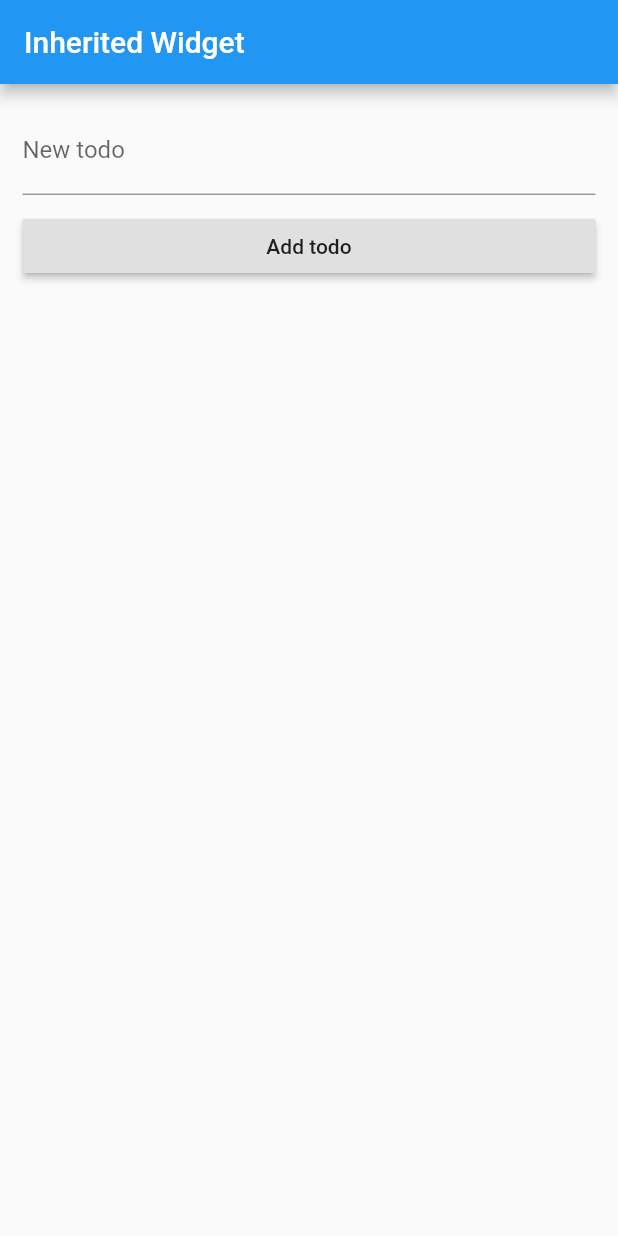
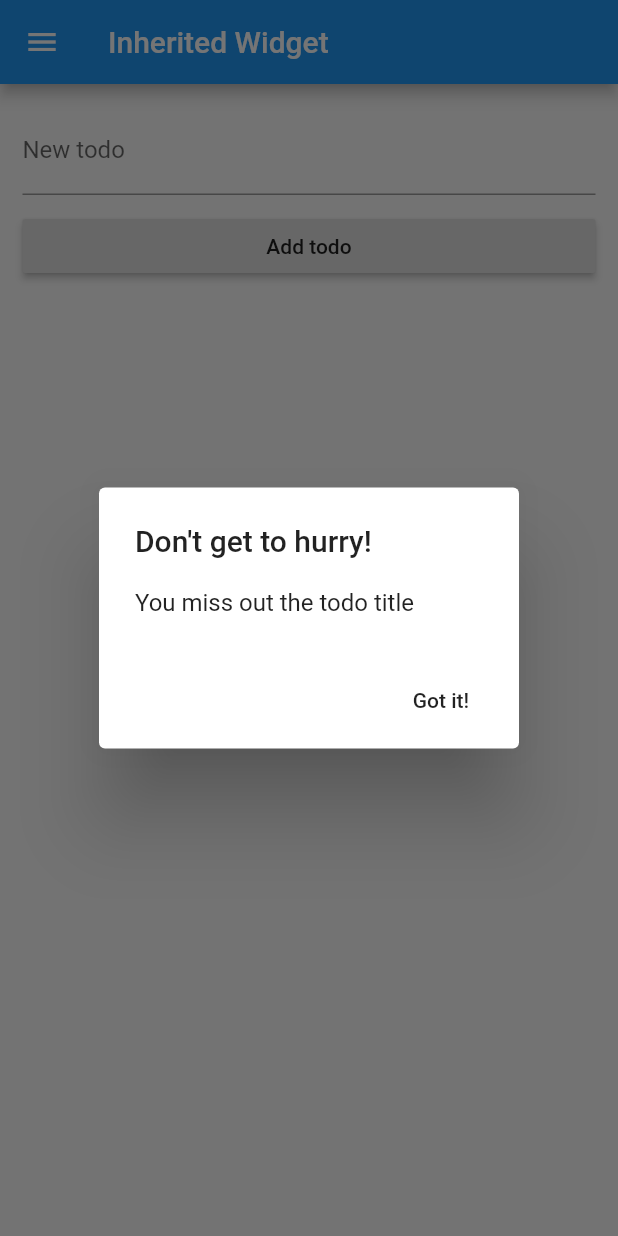
Before and after one commit to rahmanfadhil/flutter_rxjs_demo, a Flutter app: the screen it shows after launch, after a tap on "Add todo", on a phone screen of 412 x 824 dp. Run offline on Flutter 3.47's test engine with Material 2 defaults, Android fonts, the phone set to English and light mode, and no system bars; our stand-ins replace rxdart.

```diff
--- a/lib/main.dart
+++ b/lib/main.dart
@@ -1,7 +1,7 @@
 import 'package:flutter/material.dart';
 
 import './services/main.dart';
-import './counter_manager.dart';
+// import './counter_manager.dart';
 import './todos_manager.dart';
 
 void main() => runApp(MyApp());
@@ -11,6 +11,41 @@ class MyApp extends StatelessWidget {
   Widget build(BuildContext context) {
     return MaterialApp(
       home: Scaffold(
+        drawer: Drawer(
+          child: ListView(
+            padding: EdgeInsets.zero,
+            children: <Widget>[
+              UserAccountsDrawerHeader(
+                currentAccountPicture: CircleAvatar(
+                  backgroundColor: Colors.red,
+                ),
+                accountName: Text('Rahman Fadhil'),
+                accountEmail: Text('rhmnfadhil@gmail.com'),
+              ),
+              ListTile(
+                trailing: Icon(Icons.list),
+                title: Text('Manage Todos'),
+                onTap: () {},
+              ),
+              ListTile(
+                trailing: Icon(Icons.account_circle),
+                title: Text('My Account'),
+                onTap: () {},
+              ),
+              ListTile(
+                trailing: Icon(Icons.settings),
+                title: Text('Preferences'),
+                onTap: () {},
+              ),
+              Divider(),
+              ListTile(
+                trailing: Icon(Icons.lock_outline),
+                title: Text('Hello world'),
+                onTap: () {},
+              )
+            ],
+          ),
+        ),
         appBar: AppBar(
           title: Text('Inherited Widget'),
         ),
--- a/lib/todos_manager.dart
+++ b/lib/todos_manager.dart
@@ -12,6 +12,7 @@ class TodosManager extends StatefulWidget {
 
 class _TodosManager extends State<TodosManager> {
   final TextEditingController _todosInputController = TextEditingController();
+  final FocusNode _todosInputFocusNode = FocusNode();
 
   @override
   void dispose() {
@@ -31,6 +32,7 @@ class _TodosManager extends State<TodosManager> {
             children: <Widget>[
               TextField(
                 controller: _todosInputController,
+                focusNode: _todosInputFocusNode,
                 decoration: InputDecoration(labelText: "New todo"),
               ),
               Container(
@@ -38,8 +40,28 @@ class _TodosManager extends State<TodosManager> {
                 width: double.infinity,
                 child: RaisedButton(
                   child: Text('Add todo'),
-                  onPressed: () =>
-                      todoService.addTodo(_todosInputController.text),
+                  onPressed: () {
+                    if (_todosInputController.text == '') {
+                      showDialog(
+                        context: context,
+                        builder: (BuildContext context) {
+                          return AlertDialog(
+                            title: Text('Don\'t get to hurry!'),
+                            content: Text('You miss out the todo title'),
+                            actions: <Widget>[
+                              FlatButton(
+                                onPressed: () => Navigator.pop(context),
+                                child: Text('Got it!'),
+                              )
+                            ],
+                          );
+                        },
+                      );
+                    }
+                    todoService.addTodo(_todosInputController.text);
+                    _todosInputController.text = '';
+                    _todosInputFocusNode.unfocus();
+                  },
                 ),
               ),
             ],
```
